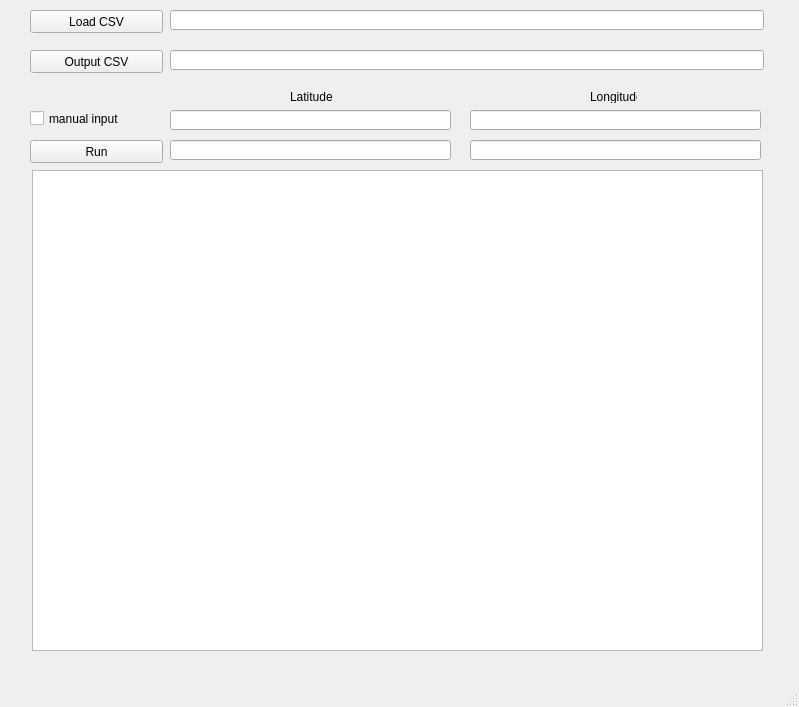
Old version of the form distance_calc_tool.ui in the repository s-v-g/great_circle_calculator.
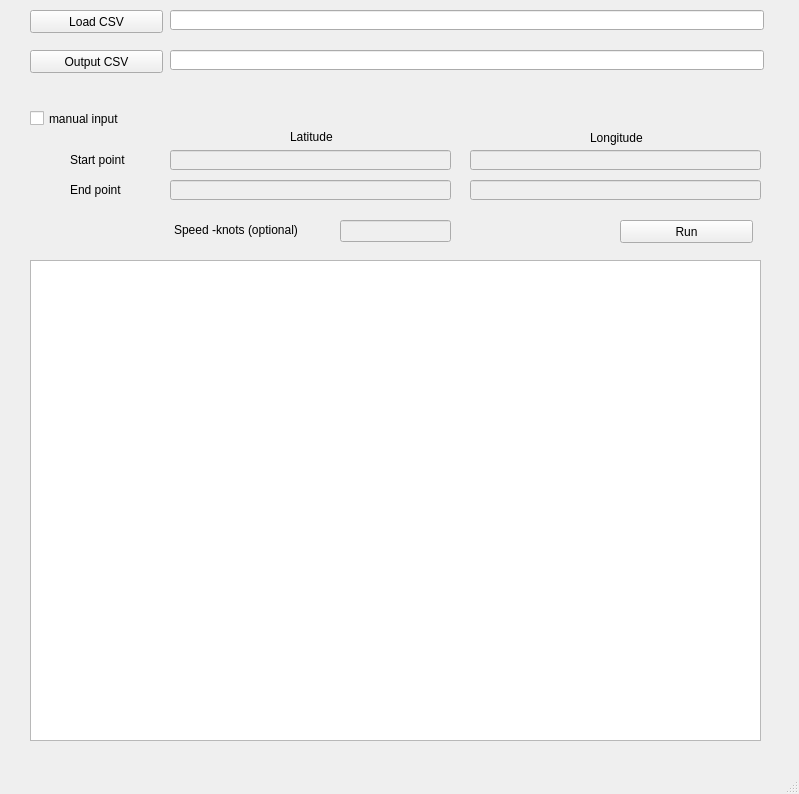
New version of the form.

Commit message: Added in calculating travel time, if speed (in Knots) is provided.

```diff
--- a/distance_calc_tool.ui
+++ b/distance_calc_tool.ui
@@ -7,7 +7,7 @@
     <x>0</x>
     <y>0</y>
     <width>799</width>
-    <height>707</height>
+    <height>794</height>
    </rect>
   </property>
   <property name="windowTitle">
@@ -43,8 +43,8 @@
    <widget class="QPushButton" name="run_button">
     <property name="geometry">
      <rect>
-      <x>30</x>
-      <y>140</y>
+      <x>620</x>
+      <y>220</y>
       <width>133</width>
       <height>23</height>
      </rect>
@@ -54,20 +54,26 @@
     </property>
    </widget>
    <widget class="QLineEdit" name="latitude_input_1">
+    <property name="enabled">
+     <bool>false</bool>
+    </property>
     <property name="geometry">
      <rect>
       <x>170</x>
-      <y>110</y>
+      <y>150</y>
       <width>281</width>
       <height>20</height>
      </rect>
     </property>
    </widget>
    <widget class="QLineEdit" name="longitude_input_1">
+    <property name="enabled">
+     <bool>false</bool>
+    </property>
     <property name="geometry">
      <rect>
       <x>470</x>
-      <y>110</y>
+      <y>150</y>
       <width>291</width>
       <height>20</height>
      </rect>
@@ -77,7 +83,7 @@
     <property name="geometry">
      <rect>
       <x>290</x>
-      <y>90</y>
+      <y>130</y>
       <width>47</width>
       <height>13</height>
      </rect>
@@ -90,9 +96,9 @@
     <property name="geometry">
      <rect>
       <x>590</x>
-      <y>90</y>
-      <width>47</width>
-      <height>13</height>
+      <y>130</y>
+      <width>61</width>
+      <height>16</height>
      </rect>
     </property>
     <property name="text">
@@ -102,8 +108,8 @@
    <widget class="QTextEdit" name="txt">
     <property name="geometry">
      <rect>
-      <x>32</x>
-      <y>170</y>
+      <x>30</x>
+      <y>260</y>
       <width>731</width>
       <height>481</height>
      </rect>
@@ -161,25 +167,83 @@
     </property>
    </widget>
    <widget class="QLineEdit" name="latitude_input_2">
+    <property name="enabled">
+     <bool>false</bool>
+    </property>
     <property name="geometry">
      <rect>
       <x>170</x>
-      <y>140</y>
+      <y>180</y>
       <width>281</width>
       <height>20</height>
      </rect>
     </property>
    </widget>
    <widget class="QLineEdit" name="longitude_input_2">
+    <property name="enabled">
+     <bool>false</bool>
+    </property>
     <property name="geometry">
      <rect>
       <x>470</x>
-      <y>140</y>
+      <y>180</y>
       <width>291</width>
       <height>20</height>
      </rect>
     </property>
    </widget>
+   <widget class="QLabel" name="label">
+    <property name="geometry">
+     <rect>
+      <x>70</x>
+      <y>150</y>
+      <width>81</width>
+      <height>20</height>
+     </rect>
+    </property>
+    <property name="text">
+     <string>Start point</string>
+    </property>
+   </widget>
+   <widget class="QLabel" name="label_2">
+    <property name="geometry">
+     <rect>
+      <x>70</x>
+      <y>180</y>
+      <width>71</width>
+      <height>20</height>
+     </rect>
+    </property>
+    <property name="text">
+     <string>End point</string>
+    </property>
+   </widget>
+   <widget class="QLineEdit" name="speed_input">
+    <property name="enabled">
+     <bool>false</bool>
+    </property>
+    <property name="geometry">
+     <rect>
+      <x>340</x>
+      <y>220</y>
+      <width>111</width>
+      <height>22</height>
+     </rect>
+    </property>
+   </widget>
+   <widget class="QLabel" name="label_3">
+    <property name="geometry">
+     <rect>
+      <x>174</x>
+      <y>220</y>
+      <width>141</width>
+      <height>20</height>
+     </rect>
+    </property>
+    <property name="text">
+     <string>Speed -knots (optional)</string>
+    </property>
+   </widget>
   </widget>
   <widget class="QMenuBar" name="menubar">
    <property name="geometry">
```
The commit also changes 3 other files.
